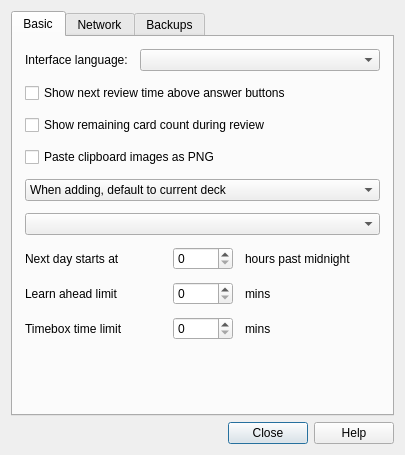
Before: the Qt Designer form designer/preferences.ui in ankitects/anki, drawn with Qt 5.
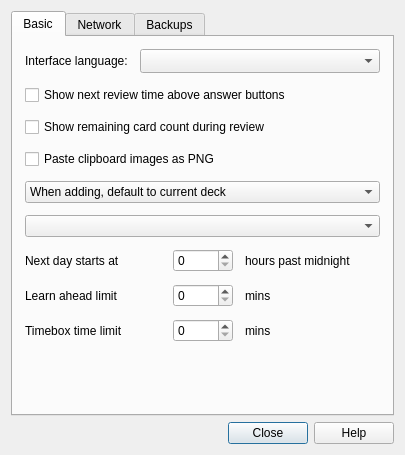
After: the same form once the commit is applied.

Commit message:
fix delay opening preferences screen
qt currently seems very slow at calculating width of language dropdown,
so we change the setting to delay dropdown appearance instead of
appearance of the dialog

Patch:
```diff
--- a/designer/preferences.ui
+++ b/designer/preferences.ui
@@ -50,6 +50,9 @@
              <verstretch>0</verstretch>
             </sizepolicy>
            </property>
+           <property name="sizeAdjustPolicy">
+            <enum>QComboBox::AdjustToMinimumContentsLengthWithIcon</enum>
+           </property>
           </widget>
          </item>
         </layout>
```
